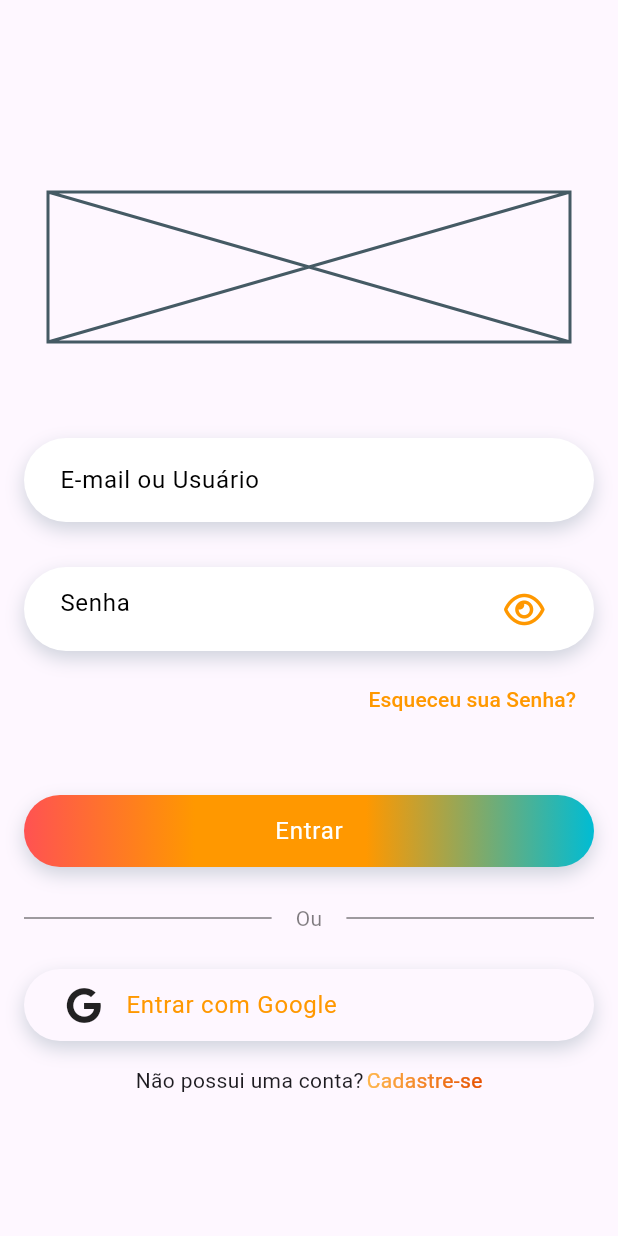
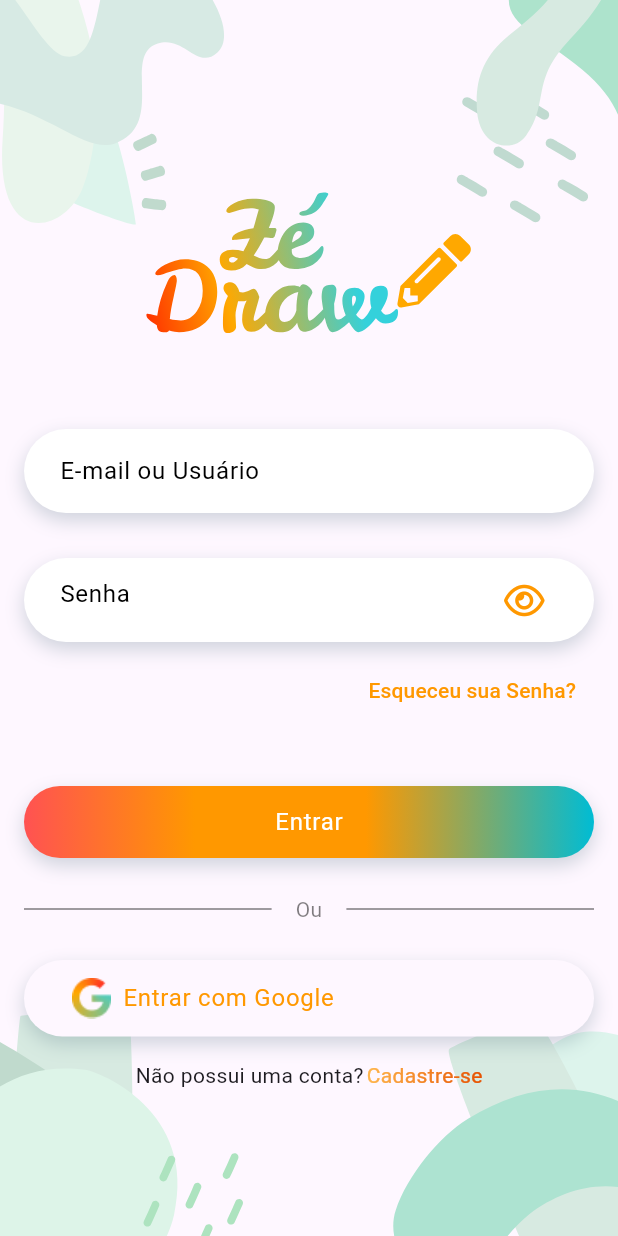
Before and after one commit to flipeip/ze_draw, a Flutter app: the screen it shows after launch, on a phone screen of 412 x 824 dp. Run offline on Flutter 3.47's test engine with Material 2 defaults, Android fonts, the phone set to English and light mode, and no system bars; drawn by our look-alikes of simple_gradient_text; our stand-ins replace flutter_svg, font_awesome_flutter.

Commit message:
Adicionar imagens na tela de login

```diff
--- a/lib/telas/login/login.dart
+++ b/lib/telas/login/login.dart
@@ -1,6 +1,6 @@
 import 'package:flutter/material.dart';
-import 'package:font_awesome_flutter/font_awesome_flutter.dart';
 import 'package:simple_gradient_text/simple_gradient_text.dart';
+import 'package:flutter_svg/flutter_svg.dart';
 
 import '../../widgets/campo_texto.dart';
 
@@ -11,37 +11,68 @@ class LoginTela extends StatelessWidget {
 
   @override
   Widget build(BuildContext context) {
+    const alturaImagens = 150.0;
+
     return Scaffold(
-      body: SingleChildScrollView(
+      body: Stack(
+        children: [
+          Align(
+            alignment: Alignment.topRight,
+            child: SvgPicture.asset(
+              'assets/images/topo-direita.svg',
+              height: alturaImagens,
+            ),
+          ),
+          Align(
+            alignment: Alignment.topLeft,
+            child: SvgPicture.asset(
+              'assets/images/topo-esquerda.svg',
+              height: alturaImagens,
+            ),
+          ),
+          Align(
+            alignment: Alignment.bottomRight,
+            child: SvgPicture.asset(
+              'assets/images/baixo-direita.svg',
+              height: alturaImagens,
+            ),
+          ),
+          Align(
+            alignment: Alignment.bottomLeft,
+            child: SvgPicture.asset(
+              'assets/images/baixo-esquerda.svg',
+              height: alturaImagens,
+            ),
+          ),
+          SingleChildScrollView(
             child: Padding(
               padding: const EdgeInsets.all(16),
               child: Column(
                 mainAxisSize: MainAxisSize.min,
                 crossAxisAlignment: CrossAxisAlignment.stretch,
-            children: const [
-              SizedBox(height: 112),
+                children: [
+                  const SizedBox(height: 112),
                   Padding(
-                padding: EdgeInsets.fromLTRB(16, 0, 16, 64),
-                // TODO: Substituir por logo do projeto
-                child: Placeholder(
-                  fallbackHeight: 100,
+                    padding: const EdgeInsets.fromLTRB(16, 0, 16, 64),
+                    child: SvgPicture.asset('assets/images/logo.svg'),
                   ),
-              ),
-              CampoTexto(label: 'E-mail ou Usuário'),
-              SizedBox(height: 30),
-              CampoTexto(
+                  const CampoTexto(label: 'E-mail ou Usuário'),
+                  const SizedBox(height: 30),
+                  const CampoTexto(
                     label: 'Senha',
                     senha: true,
                   ),
-              _EsqueceuSenha(),
-              SizedBox(height: 32),
-              _BotaoEntrar(),
-              _Divisor(),
-              _EntrarComGoogle(),
-              _CriarConta()
+                  const _EsqueceuSenha(),
+                  const SizedBox(height: 32),
+                  const _BotaoEntrar(),
+                  const _Divisor(),
+                  const _EntrarComGoogle(),
+                  const _CriarConta(),
                 ],
               ),
             ),
+          ),
+        ],
       ),
     );
   }
@@ -172,9 +203,9 @@ class _EntrarComGoogle extends StatelessWidget {
             ),
             child: Row(
               children: [
-                const Padding(
-                  padding: EdgeInsets.fromLTRB(4, 8, 16, 8),
-                  child: Icon(FontAwesomeIcons.google),
+                Padding(
+                  padding: const EdgeInsets.all(8.0),
+                  child: Image.asset('assets/images/google.png'),
                 ),
                 Text(
                   'Entrar com Google',
--- a/pubspec.yaml
+++ b/pubspec.yaml
@@ -9,6 +9,7 @@ environment:
 dependencies:
   flutter:
     sdk: flutter
+  flutter_svg: ^2.0.5
   font_awesome_flutter: ^10.4.0
   simple_gradient_text: ^1.2.4
 
@@ -19,3 +20,5 @@ dev_dependencies:
 
 flutter:
   uses-material-design: true
+  assets:
+    - assets/images/
```
Also changed, not shown: assets/images/baixo-direita.svg (added), assets/images/baixo-esquerda.svg (added), assets/images/google.png (added), assets/images/logo.svg (added), assets/images/topo-direita.svg (added), assets/images/topo-esquerda.svg (added), pubspec.lock. Lines whose indentation alone changed are shown as unchanged.
